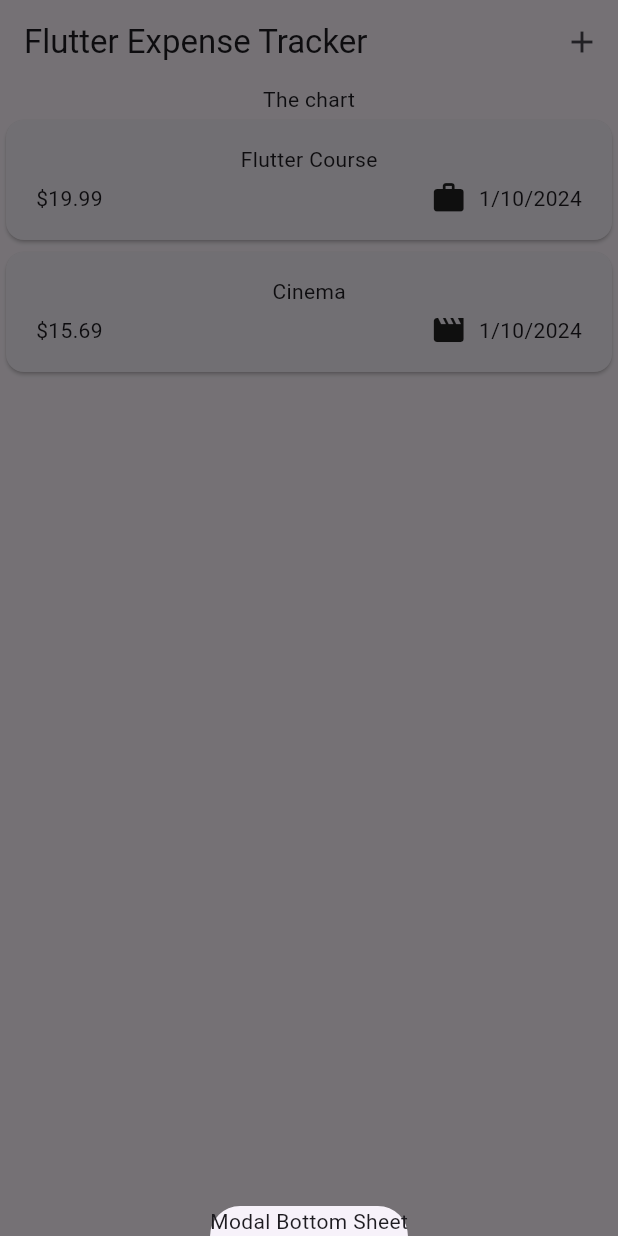
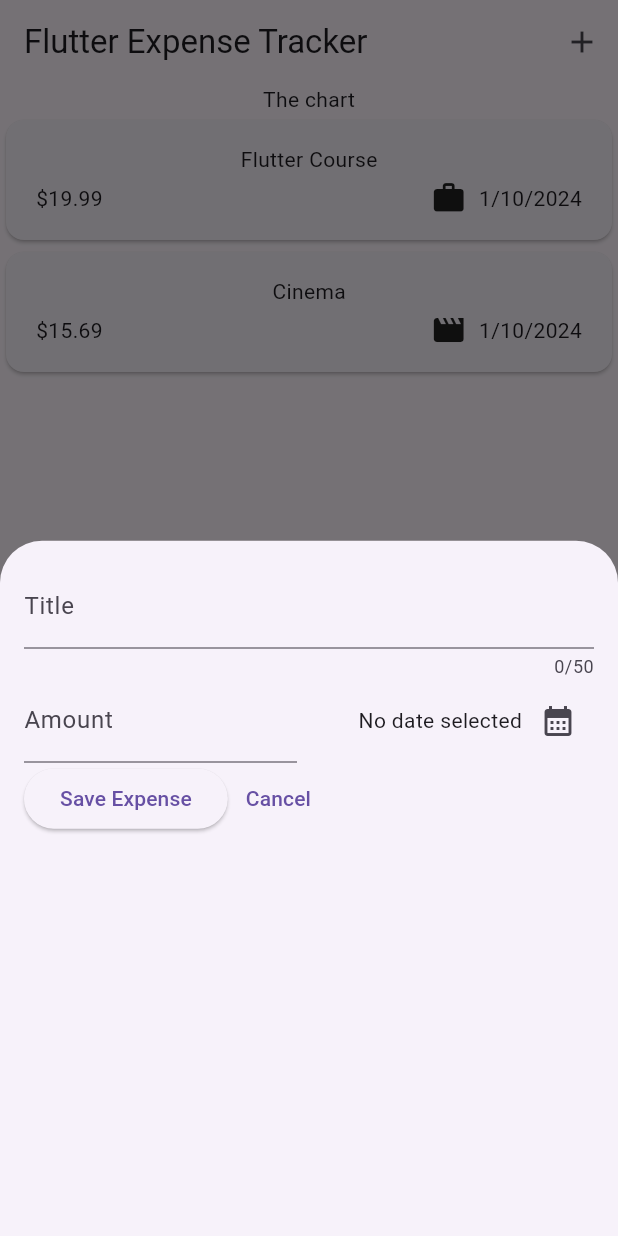
Before and after one commit to mfpullen22/expenses_tracker_app, a Flutter app: the screen it shows after launch, after a tap on the "add" icon, on a phone screen of 412 x 824 dp. Run offline on Flutter 3.47's test engine with Material 3 defaults, Android fonts, the phone set to English and light mode, and no system bars.

Commit message:
Added TextFields and DateTime picker to modal

```diff
--- a/lib/widgets/expenses.dart
+++ b/lib/widgets/expenses.dart
@@ -1,5 +1,6 @@
 import 'package:expense_tracker_app/widgets/expenses_list/expenses_list.dart';
 import 'package:expense_tracker_app/model/expense.dart';
+import 'package:expense_tracker_app/widgets/new_expense.dart';
 import 'package:flutter/material.dart';
 
 class Expenses extends StatefulWidget {
@@ -26,7 +27,7 @@ class _ExpensesState extends State<Expenses> {
   void _openAddExpenseOverlay() {
     showModalBottomSheet(
       context: context,
-      builder: (ctx) => Text("Modal Bottom Sheet"),
+      builder: (ctx) => const NewExpense(),
     );
   }
 
@@ -38,7 +39,7 @@ class _ExpensesState extends State<Expenses> {
         actions: [
           IconButton(
             onPressed: _openAddExpenseOverlay,
-            icon: Icon(Icons.add),
+            icon: const Icon(Icons.add),
           ),
         ],
       ),
--- /dev/null
+++ b/lib/widgets/new_expense.dart
@@ -0,0 +1,104 @@
+import "package:flutter/material.dart";
+import "package:intl/intl.dart";
+
+final formatter = DateFormat.yMd();
+
+class NewExpense extends StatefulWidget {
+  const NewExpense({super.key});
+
+  @override
+  State<NewExpense> createState() => _NewExpenseState();
+}
+
+class _NewExpenseState extends State<NewExpense> {
+  final _titleController = TextEditingController();
+  final _amountController = TextEditingController();
+  DateTime? _selectedDate;
+
+  void _presentDatePicker() async {
+    final now = DateTime.now();
+    final firstDate = DateTime(now.year - 1, now.month, now.day);
+    final pickedDate = await showDatePicker(
+        context: context,
+        initialDate: now,
+        firstDate: firstDate,
+        lastDate: now);
+    setState(() {
+      _selectedDate = pickedDate;
+    });
+  }
+
+  @override
+  void dispose() {
+    _titleController.dispose();
+    _amountController.dispose();
+    super.dispose();
+  }
+
+  @override
+  Widget build(BuildContext context) {
+    return Padding(
+      padding: const EdgeInsets.all(16),
+      child: Column(
+        children: [
+          TextField(
+            controller: _titleController,
+            maxLength: 50,
+            decoration: const InputDecoration(
+              label: Text("Title"),
+            ),
+          ),
+          Row(
+            children: [
+              Expanded(
+                child: TextField(
+                  controller: _amountController,
+                  keyboardType: TextInputType.number,
+                  decoration: const InputDecoration(
+                    prefixText: "\$ ",
+                    label: Text("Amount"),
+                  ),
+                ),
+              ),
+              const SizedBox(width: 16),
+              Expanded(
+                child: Row(
+                  mainAxisAlignment: MainAxisAlignment.end,
+                  crossAxisAlignment: CrossAxisAlignment.center,
+                  children: [
+                    Text(
+                      _selectedDate == null
+                          ? "No date selected"
+                          : formatter.format(_selectedDate!),
+                    ),
+                    IconButton(
+                      onPressed: _presentDatePicker,
+                      icon: const Icon(Icons.calendar_month),
+                    )
+                  ],
+                ),
+              )
+            ],
+          ),
+          Row(
+            children: [
+              ElevatedButton(
+                onPressed: () {
+                  print(_titleController.text);
+                  print(_amountController.text);
+                },
+                child: const Text("Save Expense"),
+              ),
+              TextButton(
+                onPressed: () {
+                  Navigator.pop(context);
+                },
+                child: const Text("Cancel"),
+              ),
+            ],
+          ),
+        ],
+      ),
+    );
+  }
+}
```
